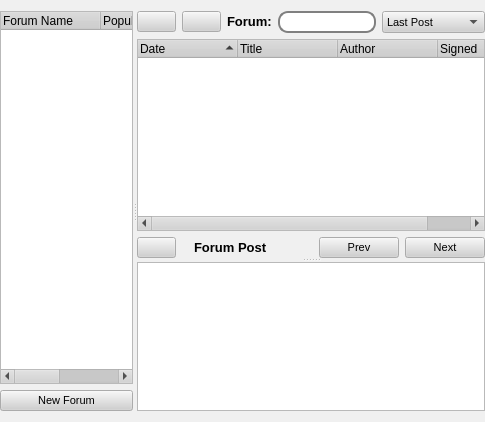
This is retroshare-gui/src/gui/ForumsDialog.ui in RetroShare/RetroShare as Qt 5 draws it before an edit. The edited form follows.
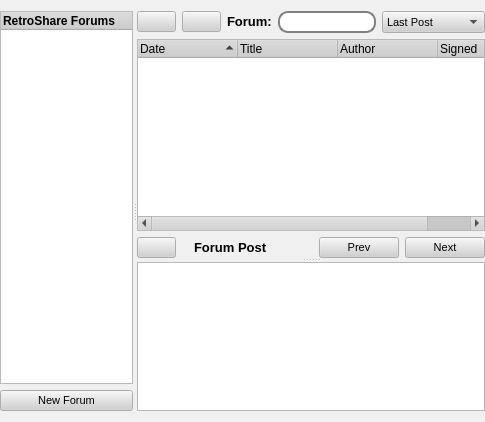
This is the edited form. Icons and pictures are not drawn.

Commit message: show Popularity as ToolTip, removed not usefull items which stretches the Forums list

Patch:
```diff
--- a/retroshare-gui/src/gui/ForumsDialog.ui
+++ b/retroshare-gui/src/gui/ForumsDialog.ui
@@ -537,17 +537,14 @@
          </property>
          <column>
           <property name="text">
-           <string>Forum Name</string>
+           <string>RetroShare Forums</string>
           </property>
-         </column>
-         <column>
-          <property name="text">
-           <string>Popularity</string>
-          </property>
-         </column>
-         <column>
-          <property name="text">
-           <string>Posts</string>
+          <property name="font">
+           <font>
+            <pointsize>9</pointsize>
+            <weight>75</weight>
+            <bold>true</bold>
+           </font>
           </property>
          </column>
         </widget>
```
The commit also changes 1 other file.
